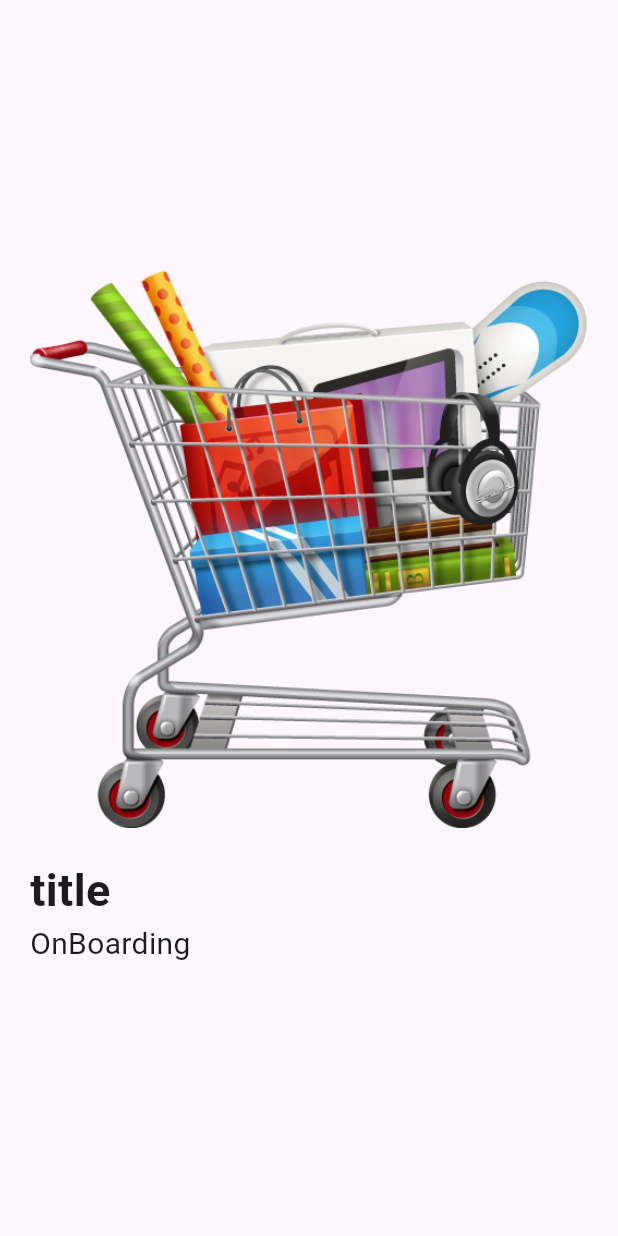
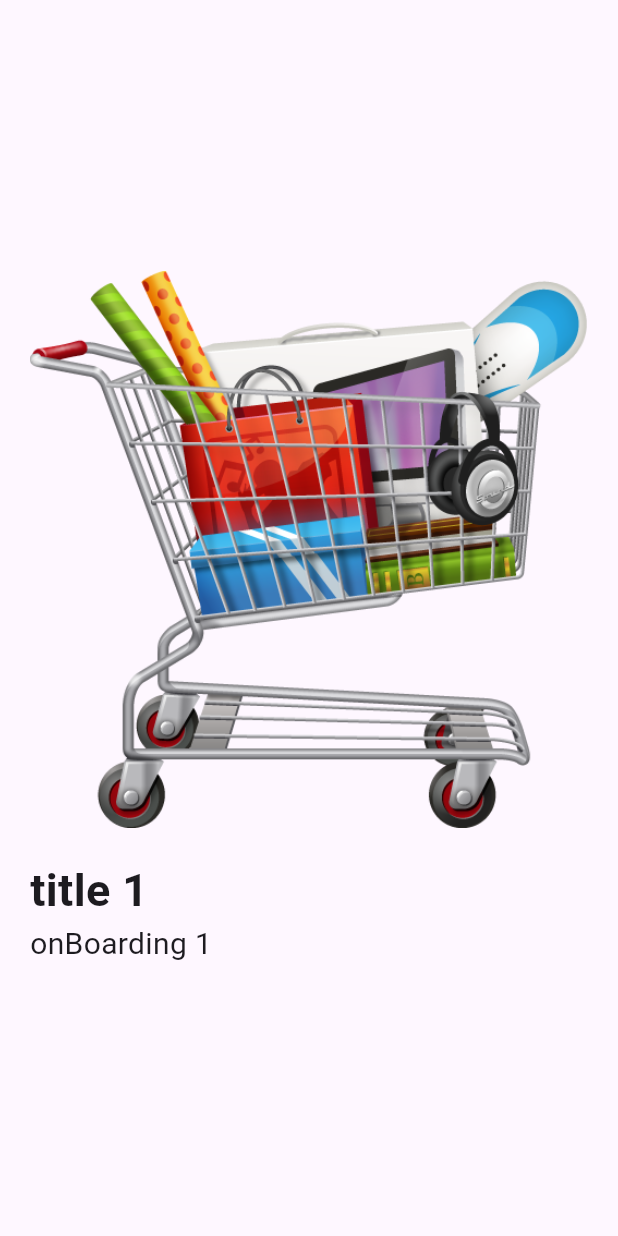
Before and after one commit to shawkary/shop_app, a Flutter app: the screen it shows after launch, on a phone screen of 412 x 824 dp. Run offline on Flutter 3.47's test engine with Material 3 defaults, Android fonts, the phone set to English and light mode, and no system bars.

Commit message:
add boarding_model

```diff
--- /dev/null
+++ b/lib/features/on_boarding/presentation/views/widgets/boarding_model.dart
@@ -0,0 +1,25 @@
+class BoardingModel
+{
+  final String title;
+  final String onBoarding;
+
+  BoardingModel({
+    required this.title,
+    required this.onBoarding,
+  });
+}
+
+List<BoardingModel> lst = [
+  BoardingModel(
+    title: 'title 1',
+    onBoarding: 'onBoarding 1',
+  ),
+  BoardingModel(
+    title: 'title 2',
+    onBoarding: 'onBoarding 2',
+  ),
+  BoardingModel(
+    title: 'title 3',
+    onBoarding: 'onBoarding 3',
+  ),
+];
--- a/lib/features/on_boarding/presentation/views/widgets/boarding_view_body.dart
+++ b/lib/features/on_boarding/presentation/views/widgets/boarding_view_body.dart
@@ -1,4 +1,6 @@
 import 'package:flutter/material.dart';
+import 'boarding_model.dart';
+
 
 class OnBoardingViewBody extends StatelessWidget {
   const OnBoardingViewBody({super.key});
@@ -9,19 +11,17 @@ class OnBoardingViewBody extends StatelessWidget {
       padding: const EdgeInsets.symmetric(horizontal: 20.0),
       child: PageView.builder(
         itemBuilder: (context, index){
-          return const Column(
+          return Column(
             mainAxisAlignment: MainAxisAlignment.center,
             children: [
-              Image(image: AssetImage('assets/images/shopping.png')),
-              SizedBox(height: 20),
-              Align(
-                alignment: Alignment.bottomLeft,
-                child: Text('title',
-                  style: TextStyle(fontSize: 30, fontWeight: FontWeight.bold),),
+              const Image(image: AssetImage('assets/images/shopping.png')),
+              const SizedBox(height: 20),
+              Align(alignment: Alignment.bottomLeft,
+                child: Text(lst[index].title,
+                  style: const TextStyle(fontSize: 30, fontWeight: FontWeight.bold),),
               ),
-              Align(
-                alignment: Alignment.bottomLeft,
-                  child: Text('OnBoarding', style: TextStyle(fontSize: 20),))
+              Align(alignment: Alignment.bottomLeft,
+                  child: Text(lst[index].onBoarding, style: const TextStyle(fontSize: 20),))
             ],
           );
         },
```
Also changed, not shown: lib/constants.dart (added).
